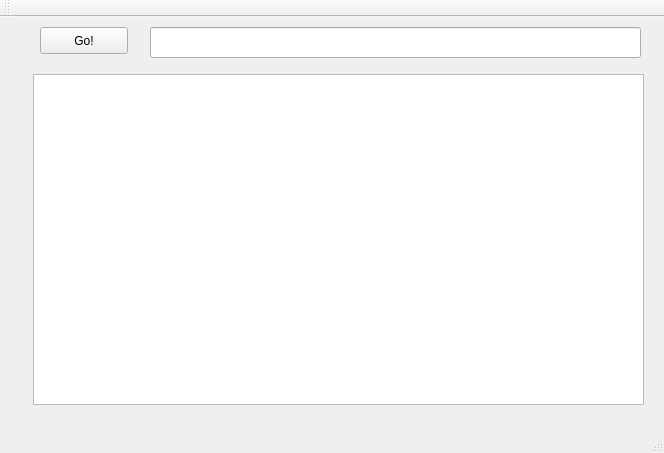
Old version of the form mainwindow.ui in the repository danishOxiAction/UBrowserNetWork.
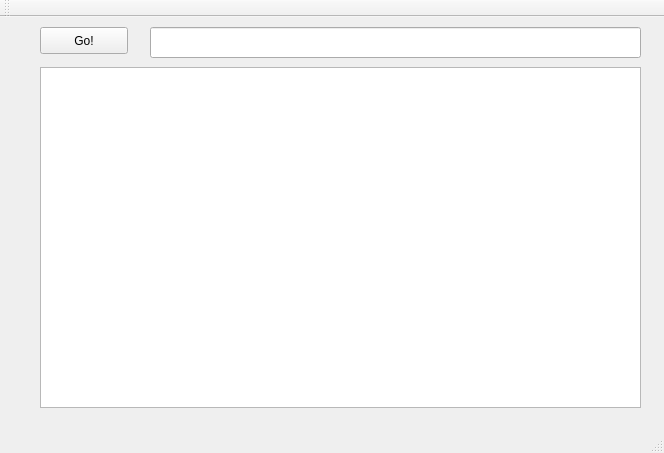
New version of the form.

The edit to the form file:
```diff
--- a/mainwindow.ui
+++ b/mainwindow.ui
@@ -37,13 +37,13 @@
      <string>Go!</string>
     </property>
    </widget>
-   <widget class="QTextEdit" name="textEdit">
+   <widget class="QPlainTextEdit" name="plainTextEdit">
     <property name="geometry">
      <rect>
-      <x>33</x>
-      <y>57</y>
-      <width>611</width>
-      <height>331</height>
+      <x>40</x>
+      <y>50</y>
+      <width>601</width>
+      <height>341</height>
      </rect>
     </property>
    </widget>
```
Left out of the diff: 2 changed lines with no effect on the pictures.
